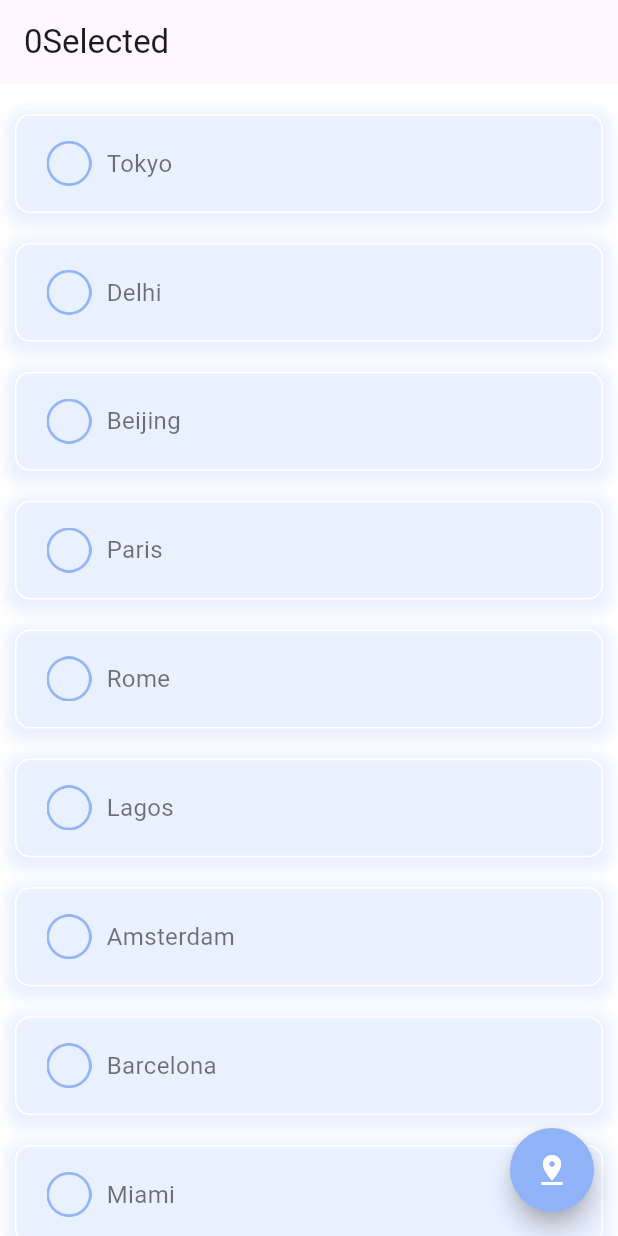
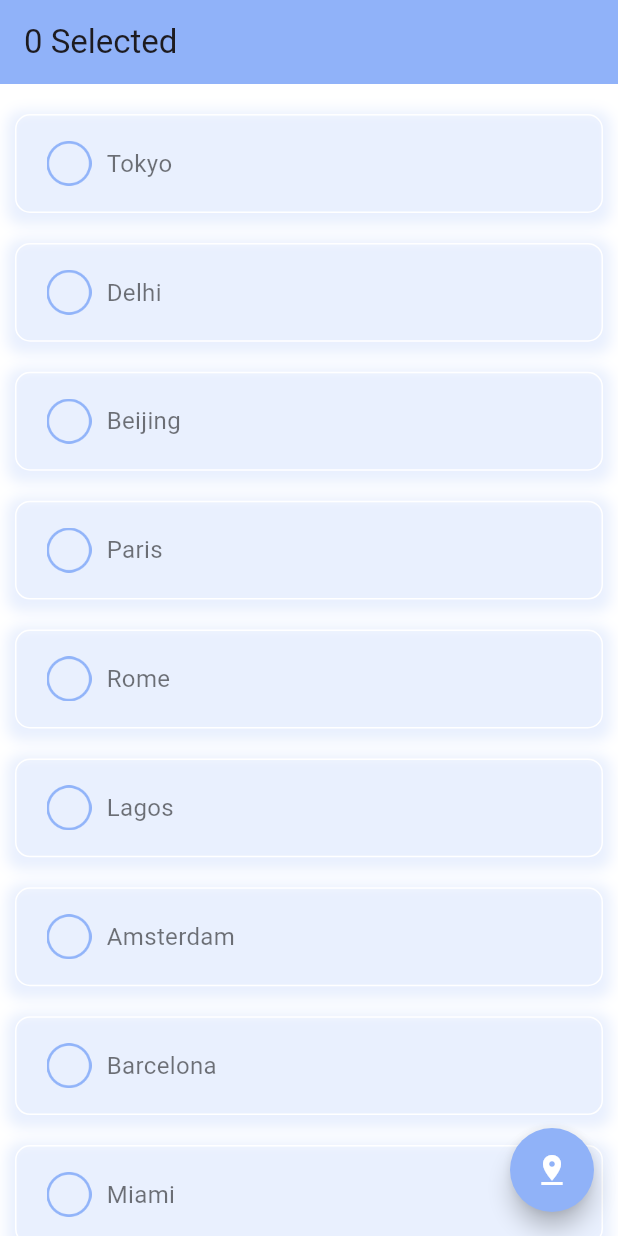
Before and after one commit to Bhuvanbuvan/weather-App, a Flutter app: the screen it shows after launch, after a tap on "Get Started", on a phone screen of 412 x 824 dp. Run offline on Flutter 3.47's test engine with Material 3 defaults, Android fonts, the phone set to English and light mode, and no system bars; network calls fail.

Commit message:
first commit

```diff
--- a/lib/main.dart
+++ b/lib/main.dart
@@ -1,5 +1,4 @@
 import 'package:flutter/material.dart';
-import 'package:weather/models/city.dart';
 import 'package:weather/ui/get_started.dart';
 
 void main() {
@@ -15,7 +14,8 @@ class MyApp extends StatelessWidget {
         title: "Weather Application",
         theme: ThemeData(
             colorScheme: ColorScheme.fromSeed(seedColor: Colors.deepPurple),
-            scaffoldBackgroundColor: Colors.white),
+            scaffoldBackgroundColor: Colors.white,
+            appBarTheme: AppBarTheme(color: Colors.white)),
         showSemanticsDebugger: false,
         home: const GetStarted());
   }
--- a/lib/models/city.dart
+++ b/lib/models/city.dart
@@ -65,7 +65,7 @@ class City {
 
   // get cities
   static List<City> getListOfCities() {
-    List<City> selectedCities = [];
+    List<City> selectedCities = City.citieList;
 
     return selectedCities.where((city) => city.isSelected == true).toList();
   }
--- a/lib/ui/get_started.dart
+++ b/lib/ui/get_started.dart
@@ -1,5 +1,6 @@
 import 'package:flutter/material.dart';
 import 'package:weather/models/constant.dart';
+import 'package:weather/ui/home.dart';
 import 'package:weather/ui/wellcome.dart';
 
 class GetStarted extends StatelessWidget {
@@ -36,7 +37,7 @@ class GetStarted extends StatelessWidget {
                 width: size.width * 0.7,
                 decoration: BoxDecoration(
                   color: myConstant.primaryColor,
-                  borderRadius: BorderRadius.all(
+                  borderRadius: const BorderRadius.all(
                     Radius.circular(10),
                   ),
                 ),
--- a/lib/ui/wellcome.dart
+++ b/lib/ui/wellcome.dart
@@ -1,6 +1,7 @@
 import 'package:flutter/material.dart';
 import 'package:weather/models/city.dart';
 import 'package:weather/models/constant.dart';
+import 'package:weather/ui/home.dart';
 
 class Wellcome extends StatefulWidget {
   const Wellcome({super.key});
@@ -16,31 +17,34 @@ class _WellcomeState extends State<Wellcome> {
         City.citieList.where((city) => city.isDefault == false).toList();
     List<City> selectedCities = City.getListOfCities();
     Size size = MediaQuery.of(context).size;
-    Constant _myConstant = Constant();
+    Constant myConstant = Constant();
     return Scaffold(
       appBar: AppBar(
-        title: Text(selectedCities.length.toString() + "Selected"),
+        title: Text("${selectedCities.length} Selected"),
+        backgroundColor: myConstant.primaryColor,
       ),
       body: ListView.builder(
         itemCount: cities.length,
         itemBuilder: (context, indext) {
           return Container(
-            margin: EdgeInsets.only(left: 10, right: 10, top: 20),
-            padding: EdgeInsets.symmetric(horizontal: 20),
+            margin: const EdgeInsets.only(left: 10, right: 10, top: 20),
+            padding: const EdgeInsets.symmetric(horizontal: 20),
             height: size.height * 0.08,
             width: size.width,
             decoration: BoxDecoration(
               border: cities[indext].isSelected == true
                   ? Border.all(
-                      color: _myConstant.primaryColor.withOpacity(.8), width: 2)
+                      color: myConstant.primaryColor.withOpacity(.8), width: 2)
                   : Border.all(color: Colors.white),
-              borderRadius: BorderRadius.all(Radius.circular(10)),
+              borderRadius: const BorderRadius.all(
+                Radius.circular(10),
+              ),
               boxShadow: [
                 BoxShadow(
-                    color: _myConstant.primaryColor.withOpacity(.2),
+                    color: myConstant.primaryColor.withOpacity(.2),
                     spreadRadius: 5,
                     blurRadius: 7,
-                    offset: Offset(0, 3))
+                    offset: const Offset(0, 3))
               ],
             ),
             child: Row(
@@ -65,7 +69,7 @@ class _WellcomeState extends State<Wellcome> {
                   cities[indext].city,
                   style: TextStyle(
                       color: cities[indext].isSelected
-                          ? _myConstant.primaryColor
+                          ? myConstant.primaryColor
                           : Colors.black54,
                       fontSize: 16),
                 )
@@ -75,15 +79,20 @@ class _WellcomeState extends State<Wellcome> {
         },
       ),
       floatingActionButton: FloatingActionButton(
-        backgroundColor: _myConstant.secondaryColor,
-        child: Icon(
+        backgroundColor: myConstant.secondaryColor,
+        shape: const CircleBorder(),
+        onPressed: () {
+          Navigator.pushReplacement(
+            context,
+            MaterialPageRoute(
+              builder: (context) => const Home(),
+            ),
+          );
+        },
+        child: const Icon(
           Icons.pin_drop,
           color: Colors.white,
         ),
-        shape: CircleBorder(),
-        onPressed: () {
-          print(selectedCities.length);
-        },
       ),
     );
   }
```
Also changed, not shown: lib/ui/home.dart (added, +128 -0 lines), 1 other file.
